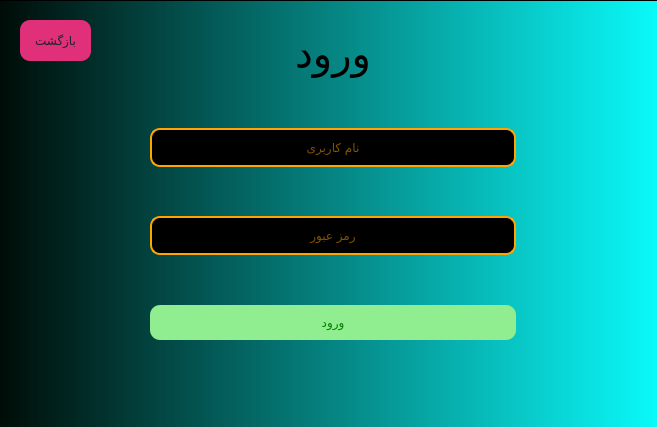
Before: the Qt Designer form loginwindow.ui in amir85cy/iutfood, drawn with Qt 5.
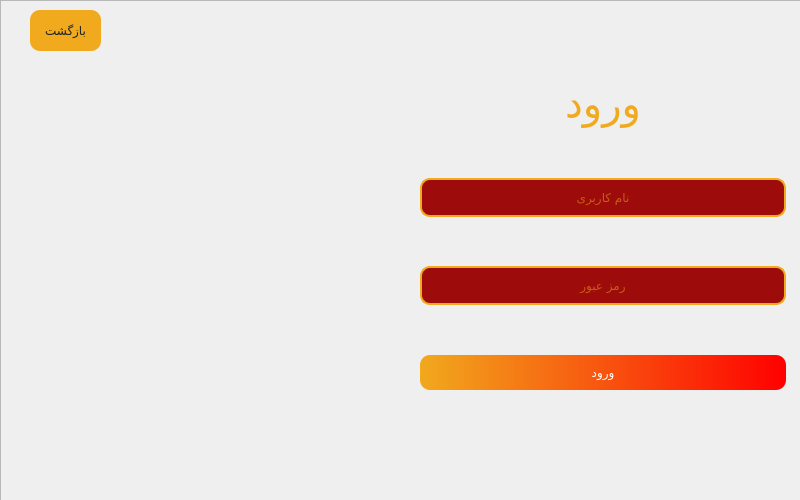
After: the same form once the commit is applied. Icons and pictures are not drawn.

Diff of the .ui file:
```diff
--- a/loginwindow.ui
+++ b/loginwindow.ui
@@ -6,8 +6,8 @@
    <rect>
     <x>0</x>
     <y>0</y>
-    <width>657</width>
-    <height>427</height>
+    <width>800</width>
+    <height>500</height>
    </rect>
   </property>
   <property name="windowTitle">
@@ -16,8 +16,8 @@
   <widget class="QWidget" name="verticalLayoutWidget">
    <property name="geometry">
     <rect>
-     <x>150</x>
-     <y>30</y>
+     <x>420</x>
+     <y>80</y>
      <width>366</width>
      <height>353</height>
     </rect>
@@ -32,7 +32,7 @@
        <cursorShape>PointingHandCursor</cursorShape>
       </property>
       <property name="styleSheet">
-       <string notr="true">color:black;
+       <string notr="true">color:#f1a91d;
 font-family:Rokh;
 border-radius:10px;
 font-size:40px;
@@ -69,12 +69,12 @@
       </property>
       <property name="styleSheet">
        <string notr="true">width:200px;
-background-color:black;
-color:orange;
+background-color:#9d0b0b;
+color:#f1a91d;
 font-family:Rokh;
 padding:8px;
 border-radius:10px;
-border:2px solid orange;</string>
+border:2px solid #f1a91d;</string>
       </property>
       <property name="alignment">
        <set>Qt::AlignmentFlag::AlignCenter</set>
@@ -107,12 +107,12 @@
       </property>
       <property name="styleSheet">
        <string notr="true">width:200px;
-background-color:black;
-color:orange;
+background-color:#9d0b0b;
+color:#f1a91d;
 font-family:Rokh;
 padding:8px;
 border-radius:10px;
-border:2px solid orange;</string>
+border:2px solid #f1a91d;</string>
       </property>
       <property name="alignment">
        <set>Qt::AlignmentFlag::AlignCenter</set>
@@ -146,9 +146,10 @@
       <property name="styleSheet">
        <string notr="true">padding:10px;
 background-color:lightgreen;
-color:green;
+color:white;
 font-family:Rokh;
-border-radius:10px;</string>
+border-radius:10px;
+background-color: qlineargradient(spread:pad, x1:0, y1:0, x2:1, y2:0, stop:0#f1a91d, stop:1 red);</string>
       </property>
       <property name="text">
        <string>ورود</string>
@@ -176,17 +177,19 @@
   <widget class="QFrame" name="frame">
    <property name="geometry">
     <rect>
-     <x>-20</x>
+     <x>0</x>
      <y>0</y>
-     <width>691</width>
-     <height>431</height>
+     <width>801</width>
+     <height>501</height>
     </rect>
    </property>
    <property name="cursor">
     <cursorShape>PointingHandCursor</cursorShape>
    </property>
    <property name="styleSheet">
-    <string notr="true"> background-color: qlineargradient(spread:pad, x1:0, y1:0, x2:1, y2:0, stop:0 rgba(0, 5, 0, 255), stop:1 rgba(10, 255, 255, 255))</string>
+    <string notr="true">
+
+border-image: url(:/new/images/loginbg.webp);</string>
    </property>
    <property name="frameShape">
     <enum>QFrame::Shape::StyledPanel</enum>
@@ -197,15 +200,15 @@
    <widget class="QPushButton" name="backbtn">
     <property name="geometry">
      <rect>
-      <x>40</x>
-      <y>20</y>
+     <x>30</x>
+     <y>10</y>
       <width>71</width>
       <height>41</height>
      </rect>
     </property>
     <property name="styleSheet">
      <string notr="true">padding:10px;
-background-color:#df3079;
+background-color:#f1a91d;
 color:#1d2427;
 font-family:Rokh;
 border-radius:10px;</string>
```
Left out of the diff: 14 changed lines with no effect on the pictures. Lines whose indentation alone changed are shown as unchanged.
